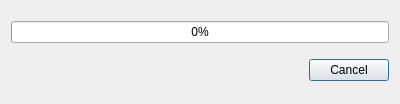
First picture: the form in client/libclient/src/ui/dialogs/compatibility_version_installation_dialog.ui, repository networkoptix/nx_open, before the edit.
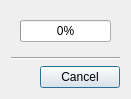
Second picture: the form after the edit.

Commit message:
VMS-2217: Fixed separator lines in many dialogs
<==== Mercurial data ====>
Branch: dev_3.0.0_gui

Patch:
```diff
--- a/client/libclient/src/ui/dialogs/compatibility_version_installation_dialog.ui
+++ b/client/libclient/src/ui/dialogs/compatibility_version_installation_dialog.ui
@@ -7,17 +7,39 @@
     <x>0</x>
     <y>0</y>
     <width>400</width>
-    <height>104</height>
+    <height>95</height>
    </rect>
   </property>
+  <property name="sizePolicy">
+   <sizepolicy hsizetype="Fixed" vsizetype="Fixed">
+    <horstretch>0</horstretch>
+    <verstretch>0</verstretch>
+   </sizepolicy>
+  </property>
   <property name="windowTitle">
    <string/>
   </property>
   <layout class="QVBoxLayout" name="verticalLayout">
+   <property name="sizeConstraint">
+    <enum>QLayout::SetFixedSize</enum>
+   </property>
    <item>
-    <widget class="QProgressBar" name="progressBar">
-     <property name="value">
-      <number>0</number>
+    <widget class="QWidget" name="widget" native="true">
+     <layout class="QVBoxLayout" name="verticalLayout_2">
+      <item>
+       <widget class="QProgressBar" name="progressBar">
+        <property name="value">
+         <number>0</number>
+        </property>
+       </widget>
+      </item>
+     </layout>
+    </widget>
+   </item>
+   <item>
+    <widget class="Line" name="line">
+     <property name="orientation">
+      <enum>Qt::Horizontal</enum>
      </property>
     </widget>
    </item>
```
The commit also changes 30 other files.
